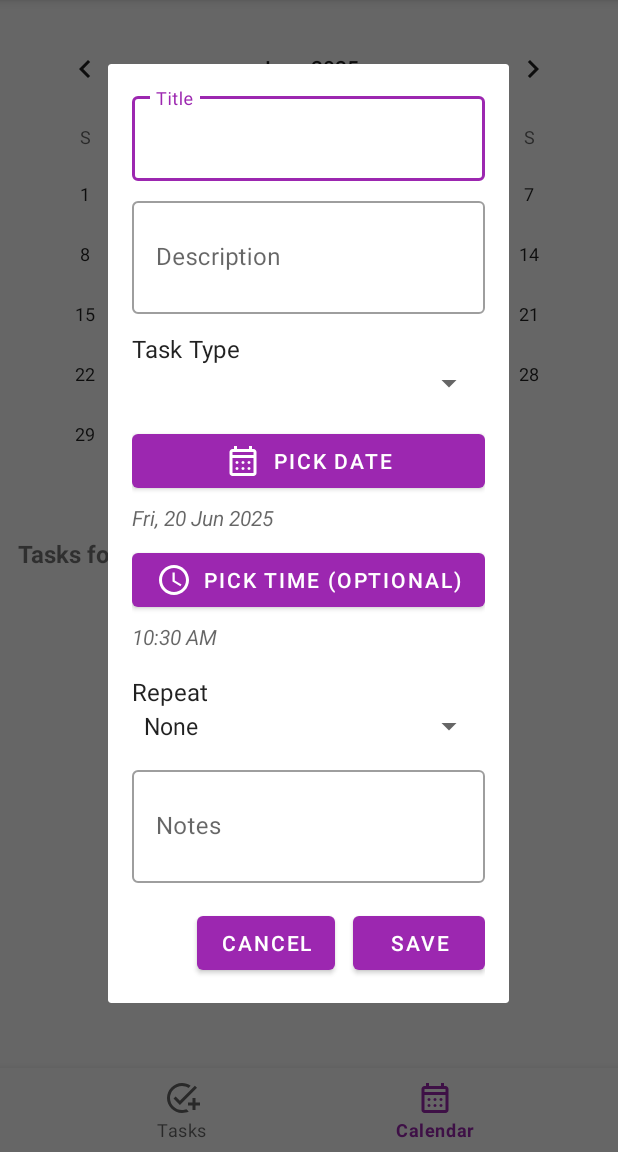
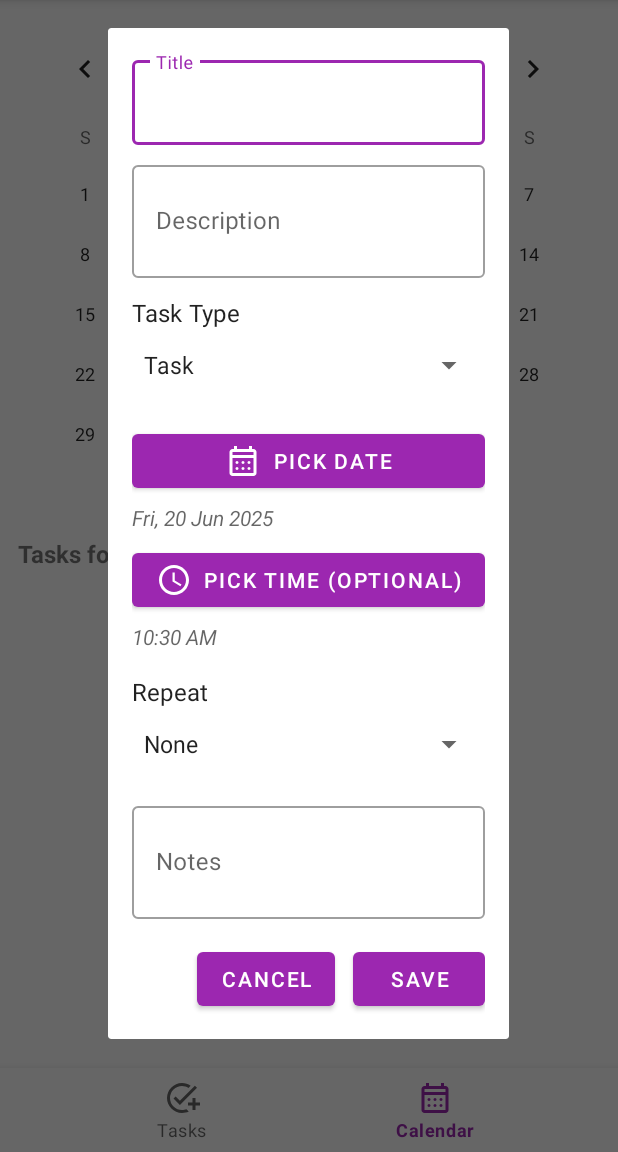
Before and after one commit to prajwal088/daily_task, an Android app: the fragment AddTaskDialogFragment placed in its activity, item 2 of the bottom bar chosen, on a phone screen of 412 x 824 dp, the part 84-1236 px from its top. Run offline under Robolectric (Android 15) with nearby library versions, the phone set to English and light mode, and no system bars; our stand-ins replace Room's generated code.

Commit message:
complete working daily task app, remaining to add app icon

```diff
--- a/app/src/main/java/com/prajwaldarekar/dailytask/database/AppDatabase.java
+++ b/app/src/main/java/com/prajwaldarekar/dailytask/database/AppDatabase.java
@@ -10,7 +10,7 @@ import androidx.room.TypeConverters;
 import com.prajwaldarekar.dailytask.models.Task;
 import com.prajwaldarekar.dailytask.utils.Converters;
 
-@Database(entities = {Task.class}, version = 1, exportSchema = false)
+@Database(entities = {Task.class}, version = 2, exportSchema = false)
 @TypeConverters(Converters.class)
 public abstract class AppDatabase extends RoomDatabase {
 
--- a/app/src/main/java/com/prajwaldarekar/dailytask/database/TaskDao.java
+++ b/app/src/main/java/com/prajwaldarekar/dailytask/database/TaskDao.java
@@ -5,6 +5,7 @@ import androidx.room.*;
 
 import com.prajwaldarekar.dailytask.models.Task;
 
+import java.util.Date;
 import java.util.List;
 
 @Dao
@@ -19,12 +20,23 @@ public interface TaskDao {
     @Delete
     void deleteTask(Task task);
 
+    // ✅ All Tasks (ordered by date/time)
     @Query("SELECT * FROM tasks ORDER BY date ASC, time ASC")
     LiveData<List<Task>> getAllTasks();
 
+    // ✅ Tasks for a specific date (optional use)
     @Query("SELECT * FROM tasks WHERE date = :date")
-    LiveData<List<Task>> getTasksByDate(long date); // Optional
+    LiveData<List<Task>> getTasksByDate(Date date); // ✅ Matches the model field type
 
+    // ✅ Only Completed Tasks
+    @Query("SELECT * FROM tasks WHERE isCompleted = 1 ORDER BY date ASC, time ASC")
+    LiveData<List<Task>> getCompletedTasks();
+
+    // ✅ Only Pending (Not Completed) Tasks
+    @Query("SELECT * FROM tasks WHERE isCompleted = 0 ORDER BY date ASC, time ASC")
+    LiveData<List<Task>> getPendingTasks();
+
+    // ✅ Delete by ID
     @Query("DELETE FROM tasks WHERE id = :id")
     void deleteTaskById(int id);
 }
--- a/app/src/main/java/com/prajwaldarekar/dailytask/database/TaskRepository.java
+++ b/app/src/main/java/com/prajwaldarekar/dailytask/database/TaskRepository.java
@@ -14,6 +14,8 @@ public class TaskRepository {
 
     private final TaskDao taskDao;
     private final LiveData<List<Task>> allTasks;
+    private final LiveData<List<Task>> completedTasks;
+    private final LiveData<List<Task>> pendingTasks;
 
     private final ExecutorService executorService;
 
@@ -21,11 +23,21 @@ public class TaskRepository {
         AppDatabase db = AppDatabase.getInstance(application);
         taskDao = db.taskDao();
         allTasks = taskDao.getAllTasks();
+        completedTasks = taskDao.getCompletedTasks();
+        pendingTasks = taskDao.getPendingTasks();
         executorService = Executors.newSingleThreadExecutor();
     }
 
     public LiveData<List<Task>> getAllTasks() {
         return allTasks;
+    }
+
+    public LiveData<List<Task>> getCompletedTasks() {
+        return completedTasks;
+    }
+
+    public LiveData<List<Task>> getPendingTasks() {
+        return pendingTasks;
     }
 
     public void insert(Task task) {
--- a/app/src/main/java/com/prajwaldarekar/dailytask/fragments/AddTaskDialogFragment.java
+++ b/app/src/main/java/com/prajwaldarekar/dailytask/fragments/AddTaskDialogFragment.java
@@ -69,6 +69,7 @@ public class AddTaskDialogFragment extends DialogFragment {
 
     private void setupUI() {
         setupRepeatModeSpinner();
+        setupTaskTypeSpinner();
 
         if (existingTask != null) {
             binding.editTextTitle.setText(existingTask.getTitle());
@@ -82,6 +83,20 @@ public class AddTaskDialogFragment extends DialogFragment {
             updateDateTimeLabels();
         }
     }
+
+    private void setupTaskTypeSpinner() {
+        List<String> typeLabels = new ArrayList<>();
+        for (TaskType type : TaskType.values()) {
+            String label = type.name().toLowerCase(Locale.ROOT);
+            label = Character.toUpperCase(label.charAt(0)) + label.substring(1);
+            typeLabels.add(label);
+        }
+
+        ArrayAdapter<String> adapter = new ArrayAdapter<>(requireContext(), android.R.layout.simple_spinner_item, typeLabels);
+        adapter.setDropDownViewResource(android.R.layout.simple_spinner_dropdown_item);
+        binding.spinnerType.setAdapter(adapter);
+    }
+
 
     private void setupRepeatModeSpinner() {
         List<String> repeatLabels = new ArrayList<>();
@@ -167,6 +182,7 @@ public class AddTaskDialogFragment extends DialogFragment {
             existingTask.setTime(selectedDateTime.getTime());
             existingTask.setType(type);
             existingTask.setRepeatMode(repeatMode);
+            existingTask.setCompleted(existingTask.isCompleted()); // ✅ Preserve completion state
             taskViewModel.update(existingTask);
 
             if (type == TaskType.REMINDER) {
--- a/app/src/main/java/com/prajwaldarekar/dailytask/utils/Converters.java
+++ b/app/src/main/java/com/prajwaldarekar/dailytask/utils/Converters.java
@@ -12,12 +12,12 @@ public class Converters {
     // 🔁 --- Date converters ---
     @TypeConverter
     public static Date fromTimestamp(Long value) {
-        return value != null ? new Date(value) : null;
+        return value == null ? null : new Date(value); // ✅ fixed
     }
 
     @TypeConverter
     public static Long dateToTimestamp(Date date) {
-        return date != null ? date.getTime() : null;
+        return date == null ? null : date.getTime(); // ✅ fixed
     }
 
     // 🔁 --- TaskType enum converters ---
--- a/app/src/main/java/com/prajwaldarekar/dailytask/viewmodel/TaskViewModel.java
+++ b/app/src/main/java/com/prajwaldarekar/dailytask/viewmodel/TaskViewModel.java
@@ -14,18 +14,36 @@ import java.util.List;
 public class TaskViewModel extends AndroidViewModel {
 
     private final TaskRepository repository;
+
+    // LiveData for observing task states
     private final LiveData<List<Task>> allTasks;
+    private final LiveData<List<Task>> completedTasks;
+    private final LiveData<List<Task>> pendingTasks;
 
     public TaskViewModel(@NonNull Application application) {
         super(application);
-        repository = new TaskRepository(application);
-        allTasks = repository.getAllTasks();
+        this.repository = new TaskRepository(application);
+        this.allTasks = repository.getAllTasks();
+        this.completedTasks = repository.getCompletedTasks();
+        this.pendingTasks = repository.getPendingTasks();
     }
 
+    // 🟡 Get All Tasks
     public LiveData<List<Task>> getAllTasks() {
         return allTasks;
     }
 
+    // ✅ Get Completed Tasks
+    public LiveData<List<Task>> getCompletedTasks() {
+        return completedTasks;
+    }
+
+    // ❗ Get Pending Tasks
+    public LiveData<List<Task>> getPendingTasks() {
+        return pendingTasks;
+    }
+
+    // 🔧 Task Actions
     public void insert(Task task) {
         repository.insert(task);
     }
--- a/app/src/main/res/layout/fragment_add_task_dialog.xml
+++ b/app/src/main/res/layout/fragment_add_task_dialog.xml
@@ -14,7 +14,7 @@
         <com.google.android.material.textfield.TextInputLayout
             android:layout_width="match_parent"
             android:layout_height="wrap_content"
-            android:hint="Title"
+            android:hint="@string/title"
             style="@style/Widget.MaterialComponents.TextInputLayout.OutlinedBox">
 
             <com.google.android.material.textfield.TextInputEditText
@@ -28,7 +28,7 @@
         <com.google.android.material.textfield.TextInputLayout
             android:layout_width="match_parent"
             android:layout_height="wrap_content"
-            android:hint="Description"
+            android:hint="@string/description"
             style="@style/Widget.MaterialComponents.TextInputLayout.OutlinedBox"
             android:layout_marginTop="8dp">
 
@@ -44,21 +44,23 @@
         <TextView
             android:layout_width="match_parent"
             android:layout_height="wrap_content"
-            android:text="Task Type"
+            android:text="@string/task_type"
             android:textAppearance="?attr/textAppearanceSubtitle1"
             android:layout_marginTop="12dp" />
 
         <Spinner
             android:id="@+id/spinnerType"
             android:layout_width="match_parent"
-            android:layout_height="wrap_content" />
+            android:layout_height="wrap_content"
+            android:minHeight="48dp"
+            android:paddingVertical="12dp" />
 
         <!-- Date Picker -->
         <com.google.android.material.button.MaterialButton
             android:id="@+id/buttonSelectDate"
             android:layout_width="match_parent"
             android:layout_height="wrap_content"
-            android:text="Pick Date"
+            android:text="@string/pick_date"
             android:layout_marginTop="16dp"
             app:icon="@drawable/ic_calendar"
             app:iconPadding="8dp"
@@ -68,7 +70,7 @@
             android:id="@+id/textViewDate"
             android:layout_width="match_parent"
             android:layout_height="wrap_content"
-            android:text="No date selected"
+            android:text="@string/no_date_selected"
             android:textStyle="italic"
             android:textColor="?android:textColorSecondary"
             android:paddingTop="4dp" />
@@ -78,7 +80,7 @@
             android:id="@+id/buttonSelectTime"
             android:layout_width="match_parent"
             android:layout_height="wrap_content"
-            android:text="Pick Time (optional)"
+            android:text="@string/pick_time_optional"
             android:layout_marginTop="8dp"
             app:icon="@drawable/ic_time"
             app:iconPadding="8dp"
@@ -88,7 +90,7 @@
             android:id="@+id/textViewTime"
             android:layout_width="match_parent"
             android:layout_height="wrap_content"
-            android:text="No time selected"
+            android:text="@string/no_time_selected"
             android:textStyle="italic"
             android:textColor="?android:textColorSecondary"
             android:paddingTop="4dp" />
@@ -97,20 +99,22 @@
         <TextView
             android:layout_width="match_parent"
             android:layout_height="wrap_content"
-            android:text="Repeat"
+            android:text="@string/repeat"
             android:textAppearance="?attr/textAppearanceSubtitle1"
             android:layout_marginTop="16dp" />
 
         <Spinner
             android:id="@+id/spinnerRepeatMode"
             android:layout_width="match_parent"
-            android:layout_height="wrap_content" />
+            android:layout_height="wrap_content"
+            android:minHeight="48dp"
+            android:paddingVertical="12dp" />
 
         <!-- Notes -->
         <com.google.android.material.textfield.TextInputLayout
             android:layout_width="match_parent"
             android:layout_height="wrap_content"
-            android:hint="Notes"
+            android:hint="@string/notes"
             style="@style/Widget.MaterialComponents.TextInputLayout.OutlinedBox"
             android:layout_marginTop="12dp">
 
@@ -134,13 +138,13 @@
                 android:id="@+id/buttonCancel"
                 android:layout_width="wrap_content"
                 android:layout_height="wrap_content"
-                android:text="Cancel" />
+                android:text="@string/cancel" />
 
             <com.google.android.material.button.MaterialButton
                 android:id="@+id/buttonSave"
                 android:layout_width="wrap_content"
                 android:layout_height="wrap_content"
-                android:text="Save"
+                android:text="@string/save"
                 android:layout_marginStart="12dp" />
         </LinearLayout>
 
--- a/app/src/main/res/layout/fragment_calendar.xml
+++ b/app/src/main/res/layout/fragment_calendar.xml
@@ -18,7 +18,7 @@
         android:id="@+id/textViewSelectedDate"
         android:layout_width="wrap_content"
         android:layout_height="wrap_content"
-        android:text="Tasks for: "
+        android:text="@string/tasks_for"
         android:textSize="16sp"
         android:textStyle="bold"
         android:layout_marginBottom="8dp" />
--- a/app/src/main/res/layout/fragment_tasks.xml
+++ b/app/src/main/res/layout/fragment_tasks.xml
@@ -24,7 +24,7 @@
         android:id="@+id/fabAddTask"
         android:layout_width="wrap_content"
         android:layout_height="wrap_content"
-        android:contentDescription="Add Task"
+        android:contentDescription="@string/add_task"
         app:srcCompat="@drawable/ic_add"
         android:layout_margin="16dp"
         app:tint="@android:color/white"
--- a/app/src/main/res/values/strings.xml
+++ b/app/src/main/res/values/strings.xml
@@ -2,4 +2,38 @@
     <string name="app_name">Daily Task</string>
     <!-- TODO: Remove or change this placeholder text -->
     <string name="hello_blank_fragment">Hello blank fragment</string>
+
+    <!-- Fragment Add Task Dialog -->
+    <string name="task_type">Task Type</string>
+    <string name="repeat">Repeat</string>
+    <string name="title">Title</string>
+    <string name="description">Description</string>
+    <string name="notes">Notes</string>
+    <string name="cancel">Cancel</string>
+    <string name="save">Save</string>
+    <string name="pick_date">Pick Date</string>
+    <string name="pick_time_optional">Pick Time (optional)</string>
+    <string name="no_date_selected">No date selected</string>
+    <string name="no_time_selected">No time selected</string>
+
+    <!-- Fragment Calendar -->
+    <string name="tasks_for">Tasks for:</string>
+
+    <!--Fragment Task -->
+    <string name="add_task">Add Task</string>
+
+    <!-- Item Tasks -->
+    <string name="task_title">Task Title</string>
+    <string name="reminder">REMINDER</string>
+    <string name="_19_jun">19 Jun</string>
+
+    <!-- Spinner type -->
+    <string-array name="task_types">
+        <item>Reminder</item>
+        <item>Meeting</item>
+        <item>Personal</item>
+        <item>Work</item>
+    </string-array>
+
+
 </resources>
```
Also changed, not shown: app/src/main/java/com/prajwaldarekar/dailytask/adapters/TaskAdapter.java (+29 -23 lines), app/src/main/java/com/prajwaldarekar/dailytask/fragments/TasksFragment.java (+47 -1 lines), app/src/main/java/com/prajwaldarekar/dailytask/models/Task.java (+5 -3 lines), app/src/main/res/layout/item_task.xml (+8 -3 lines).
